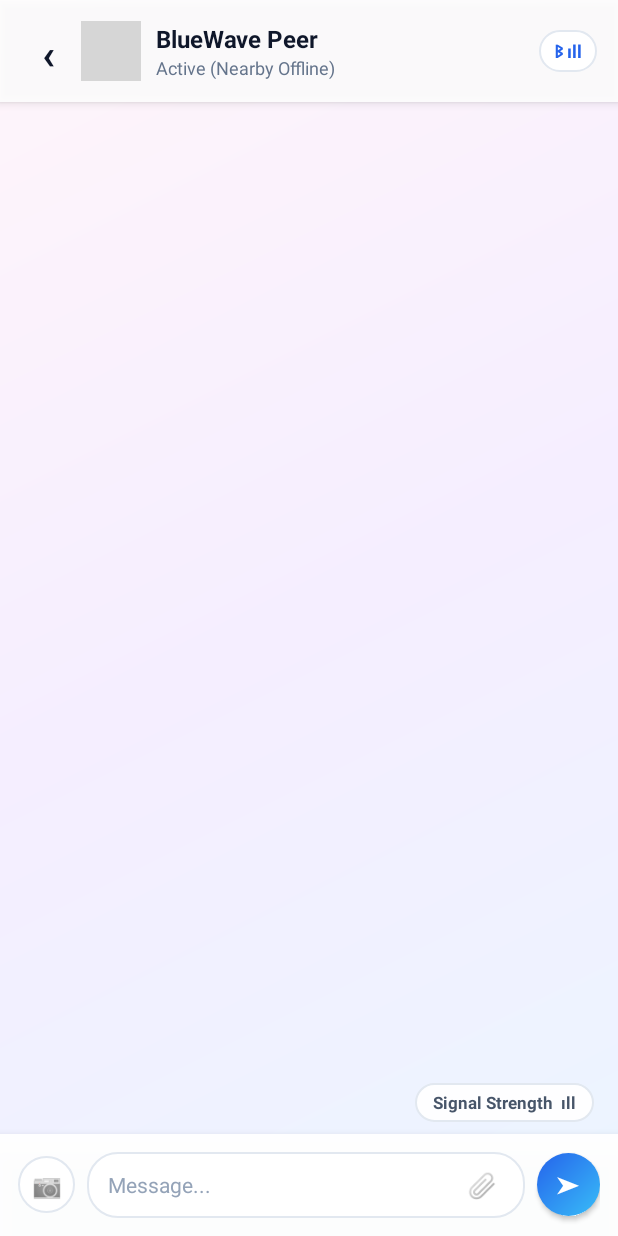
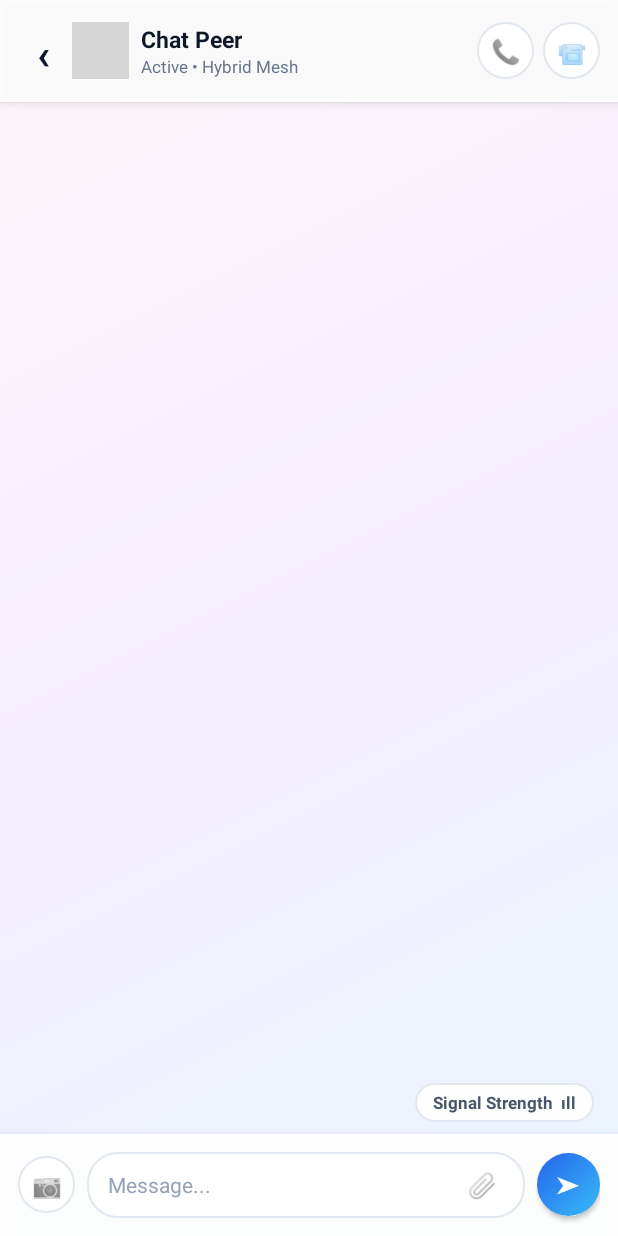
Before and after one commit to JithuxLegend/BlueWave-Chat, an Android app: the ChatActivity screen opened directly, with no data from a screen before it, on a phone screen of 412 x 824 dp. Run offline under Robolectric (Android 15) with nearby library versions, the phone set to English and light mode, and no system bars; 1 statement that could not run was skipped; grey boxes are pictures that could not be loaded.

Commit message:
Update chat layout with voice and video call buttons

```diff
--- a/app/src/main/res/layout/activity_chat.xml
+++ b/app/src/main/res/layout/activity_chat.xml
@@ -4,18 +4,18 @@
     android:layout_height="match_parent"
     android:background="@drawable/bg_pastel_mesh">
 
-    <!-- Top Frosted Peer Header -->
+    <!-- Top Frosted Peer Header with Voice & Video Call Buttons -->
     <RelativeLayout
         android:id="@+id/chatTopBar"
         android:layout_width="match_parent"
         android:layout_height="68dp"
         android:background="#E6FFFFFF"
         android:elevation="4dp"
-        android:paddingHorizontal="14dp">
+        android:paddingHorizontal="12dp">
 
         <TextView
             android:id="@+id/backButton"
-            android:layout_width="36dp"
+            android:layout_width="34dp"
             android:layout_height="36dp"
             android:layout_centerVertical="true"
             android:gravity="center"
@@ -26,10 +26,10 @@
 
         <ImageView
             android:id="@+id/peerAvatar"
-            android:layout_width="40dp"
-            android:layout_height="40dp"
+            android:layout_width="38dp"
+            android:layout_height="38dp"
             android:layout_centerVertical="true"
-            android:layout_marginStart="4dp"
+            android:layout_marginStart="2dp"
             android:layout_toEndOf="@id/backButton"
             android:background="@drawable/bg_white_pill"
             android:padding="4dp"
@@ -39,7 +39,8 @@
             android:layout_width="wrap_content"
             android:layout_height="wrap_content"
             android:layout_centerVertical="true"
-            android:layout_marginStart="10dp"
+            android:layout_marginStart="8dp"
+            android:layout_toStartOf="@+id/callActionsRow"
             android:layout_toEndOf="@id/peerAvatar"
             android:orientation="vertical">
 
@@ -47,36 +48,53 @@
                 android:id="@+id/chatPeerName"
                 android:layout_width="wrap_content"
                 android:layout_height="wrap_content"
-                android:text="BlueWave Peer"
+                android:ellipsize="end"
+                android:maxLines="1"
+                android:text="Chat Peer"
                 android:textColor="#0F172A"
-                android:textSize="16sp"
+                android:textSize="15sp"
                 android:textStyle="bold" />
 
             <TextView
                 android:id="@+id/chatPeerStatus"
                 android:layout_width="wrap_content"
                 android:layout_height="wrap_content"
-                android:text="Active (Nearby Offline)"
+                android:ellipsize="end"
+                android:maxLines="1"
+                android:text="Active • Hybrid Mesh"
                 android:textColor="#64748B"
-                android:textSize="12sp" />
+                android:textSize="11sp" />
         </LinearLayout>
 
-        <TextView
-            android:id="@+id/bluetoothHeaderBadge"
+        <LinearLayout
+            android:id="@+id/callActionsRow"
             android:layout_width="wrap_content"
             android:layout_height="wrap_content"
             android:layout_alignParentEnd="true"
             android:layout_centerVertical="true"
-            android:background="@drawable/bg_white_pill"
-            android:paddingHorizontal="10dp"
-            android:paddingVertical="5dp"
-            android:text="ᛒ ıll"
-            android:textColor="#2563EB"
-            android:textSize="12sp"
-            android:textStyle="bold" />
+            android:orientation="horizontal">
+
+            <TextView
+                android:id="@+id/voiceCallButton"
+                android:layout_width="38dp"
+                android:layout_height="38dp"
+                android:layout_marginEnd="6dp"
+                android:background="@drawable/bg_white_pill"
+                android:gravity="center"
+                android:text="📞"
+                android:textSize="16sp" />
+
+            <TextView
+                android:id="@+id/videoCallButton"
+                android:layout_width="38dp"
+                android:layout_height="38dp"
+                android:background="@drawable/bg_white_pill"
+                android:gravity="center"
+                android:text="📹"
+                android:textSize="16sp" />
+        </LinearLayout>
     </RelativeLayout>
 
-    <!-- Chat Messages List -->
     <androidx.recyclerview.widget.RecyclerView
         android:id="@+id/messagesRecyclerView"
         android:layout_width="match_parent"
@@ -87,7 +105,6 @@
         android:paddingTop="12dp"
         android:paddingBottom="12dp" />
 
-    <!-- Signal Strength Pill -->
     <TextView
         android:id="@+id/signalStrengthPill"
         android:layout_width="wrap_content"
@@ -104,7 +121,6 @@
         android:textSize="11sp"
         android:textStyle="bold" />
 
-    <!-- Bottom Input Bar (Camera, Message..., Paperclip, Send Circle) -->
     <LinearLayout
         android:id="@+id/chatBottomBar"
         android:layout_width="match_parent"
```
